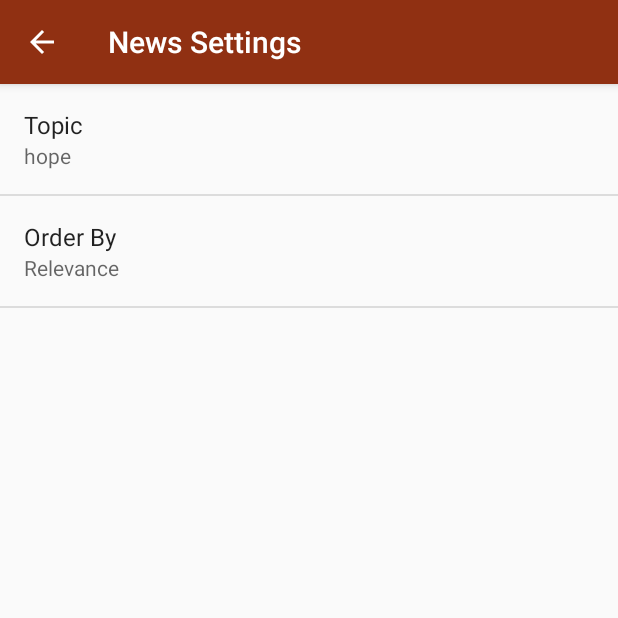
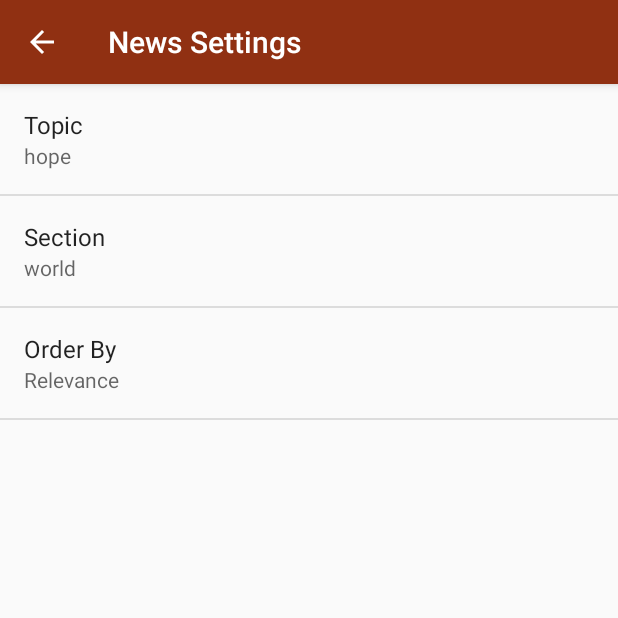
Before and after one commit to Clacli/MyMiniNewsApp, an Android app: the screen it shows after launch (SettingsActivity), in the options menu, after a tap on "Settings", on a phone screen of 412 x 824 dp, the top half of it. Run offline under Robolectric (Android 15) with nearby library versions, the phone set to English and light mode, and no system bars; our stand-ins replace ButterKnife.

Commit message:
Add section preference and display pref value under preference name

```diff
--- a/app/src/main/java/com/example/claudiabee/mymininewsapp/MainActivity.java
+++ b/app/src/main/java/com/example/claudiabee/mymininewsapp/MainActivity.java
@@ -105,6 +105,10 @@ public class MainActivity extends AppCompatActivity implements LoaderManager.Loa
         // default value for this preference.
         String topic = sharedPreferences.getString(getString(R.string.settings_topic_key), getString(R.string.settings_topic_default));
 
+        // getString retrieves a String value from the preferences (section). The second parameter is the
+        // default value for this preference.
+        String section = sharedPreferences.getString(getString(R.string.settings_section_key), getString(R.string.settings_section_default));
+
         // getString retrieves a String value from the preferences (order by). The second parameter is the
         // default value for this preference.
         String orderBy = sharedPreferences.getString(getString(R.string.settings_order_by_key), getString(R.string.settings_order_by_default));
@@ -118,6 +122,7 @@ public class MainActivity extends AppCompatActivity implements LoaderManager.Loa
         // Append query parameter and its value. For example, the 'format=json'
         uriBuilder.appendQueryParameter("q", topic);
         uriBuilder.appendQueryParameter("format", "json");
+        uriBuilder.appendQueryParameter("section", section);
         uriBuilder.appendQueryParameter("order-by", orderBy);
         uriBuilder.appendQueryParameter("show-tags", "contributor");
         uriBuilder.appendQueryParameter("api-key", STUDENT_API_KEY);
--- a/app/src/main/java/com/example/claudiabee/mymininewsapp/SettingsActivity.java
+++ b/app/src/main/java/com/example/claudiabee/mymininewsapp/SettingsActivity.java
@@ -31,6 +31,12 @@ public class SettingsActivity extends AppCompatActivity {
             // so that it displays the current value stored in SharedPreferences.
             bindPreferenceSummaryToValue(topic);
 
+            // Find the "section" Preference object according to its key
+            Preference section = findPreference(getString(R.string.settings_section_key));
+            // Help with binding the value that’s in SharedPreferences to what will show up in
+            // the preference summary
+            bindPreferenceSummaryToValue(section);
+
             // Find the “order by” Preference object according to its key
             Preference orderBy = findPreference(getString(R.string.settings_order_by_key));
             bindPreferenceSummaryToValue(orderBy);
--- a/app/src/main/res/values/strings.xml
+++ b/app/src/main/res/values/strings.xml
@@ -16,7 +16,10 @@
     <string name="news_title">News Title</string>
 
     <!-- The message displayed in case it was not possible to retrieve any news -->
-    <string name="no_article_found">Ooops&#8230;\nIt seems that there are no articles about this topic at the moment.\nPlease try and check out later</string>
+    <string name="no_article_found">
+        Ooops&#8230;\nIt seems that there are no articles matching your
+        preferences.\nPlease try with another search string
+    </string>
 
     <!-- The message displayed in case there is no internet connection -->
     <string name="no_internet_connection_message">No Internet Connection</string>
@@ -27,10 +30,16 @@
     <!-- Title of Settings Activity -->
     <string name="settings_title">News Settings</string>
 
-    <!-- Strings to be used for the Preference Labels -->
+    <!-- Strings to be used for the "topic" preference  -->
     <string name="settings_topic_label">Topic</string>
     <string name="settings_topic_key" translatable="false">topic</string>
     <string name="settings_topic_default" translatable="false">hope</string>
+
+    <!-- Strings to be used for the "section" preference -->
+    <string name="settings_section_label">Section</string>
+    <string name="settings_section_key" translatable="false">section</string>
+    <string name="settings_section_default" translatable="false">world</string>
+    <string name="section_hint">One word only, e.g. music</string>
 
     <!-- Strings For Order-By Preference [CHAR LIMIT=30] -->
     <string name="settings_order_by_label">Order By</string>
@@ -49,4 +58,5 @@
     <string name="settings_order_by_oldest_label">Oldest</string>
     <string name="settings_order_by_oldest_value" translatable="false">oldest</string>
 
+
 </resources>
--- a/app/src/main/res/xml/settings_main.xml
+++ b/app/src/main/res/xml/settings_main.xml
@@ -9,6 +9,14 @@
         android:selectAllOnFocus="true"
         android:title="@string/settings_topic_label" />
 
+    <EditTextPreference
+        android:defaultValue="@string/settings_section_default"
+        android:hint="@string/section_hint"
+        android:inputType="text"
+        android:key="@string/settings_section_key"
+        android:selectAllOnFocus="true"
+        android:title="@string/settings_section_label" />
+
     <ListPreference
         android:defaultValue="@string/settings_order_by_default"
         android:entries="@array/settings_order_by_labels"
```
Also changed, not shown: 1 other file.
